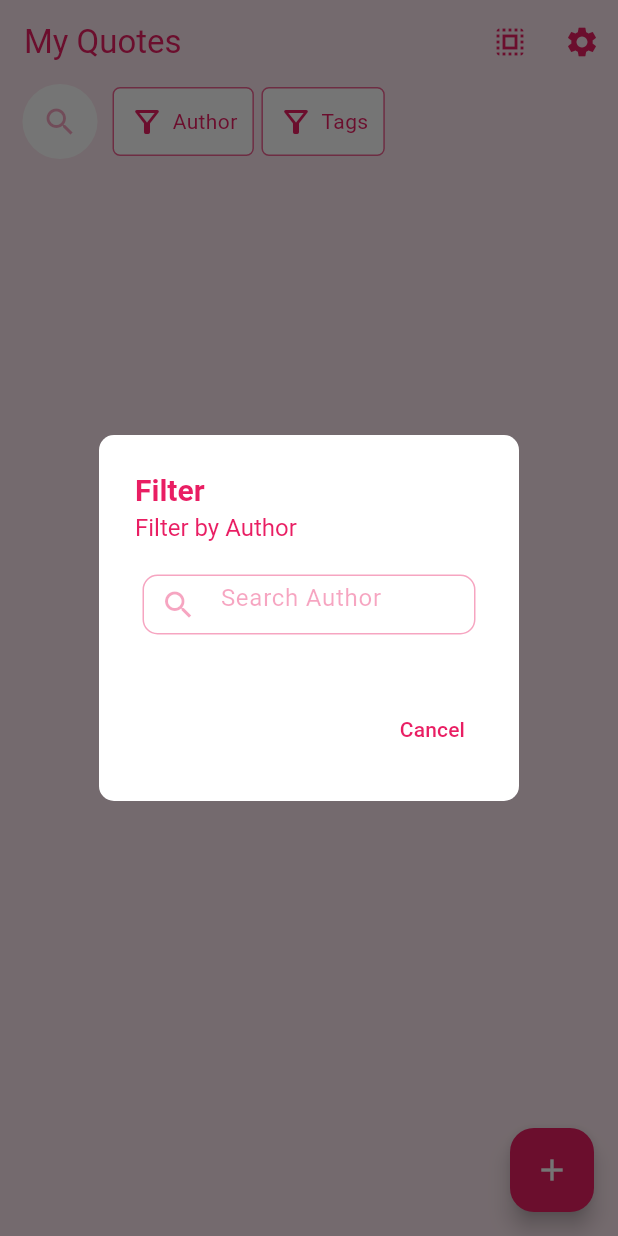
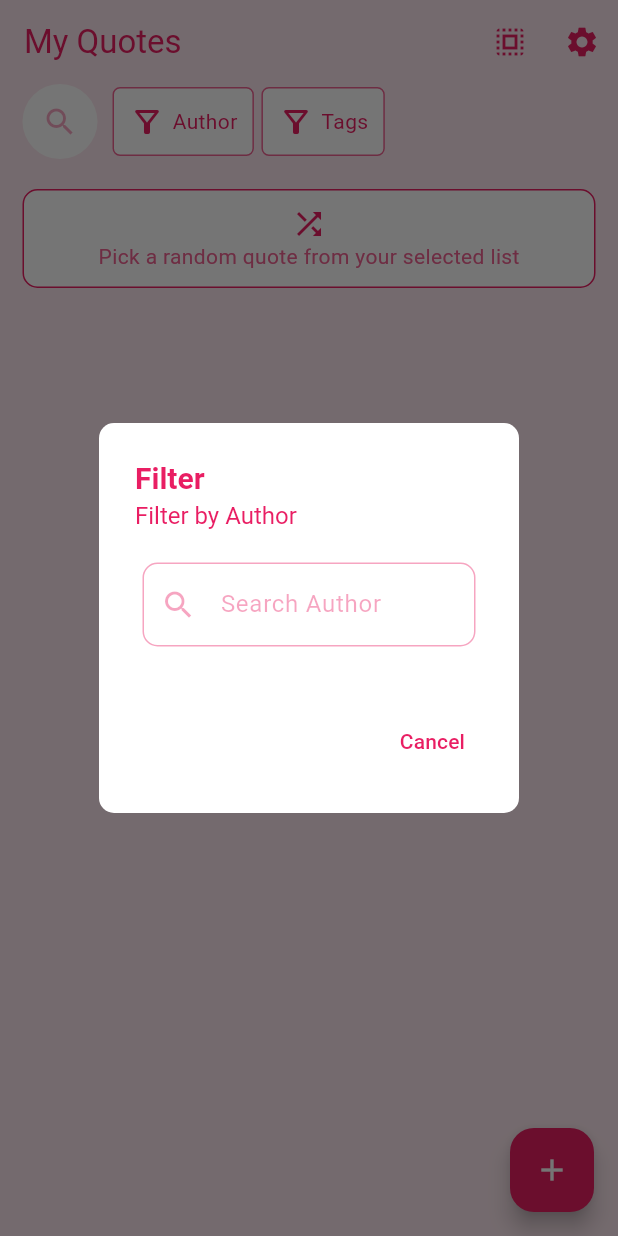
Before and after one commit to hazemxiii/home_quote, a Flutter app: the screen it shows after launch, after a tap on "Author", on a phone screen of 412 x 824 dp. Run offline on Flutter 3.47's test engine with Material 3 defaults, Android fonts, the phone set to English and light mode, and no system bars; our stand-ins replace file_picker, permission_handler, shared_preferences; missing offline and left inert: android_alarm_manager_plus, flex_color_picker, fuzzywuzzy, home_widget.

Commit message:
picked_quote_ui

```diff
--- /dev/null
+++ b/lib/quotes_page/no_visible_btn.dart
@@ -0,0 +1,37 @@
+import 'package:flutter/material.dart';
+import 'package:home_quote/style_notifier.dart';
+import 'package:provider/provider.dart';
+
+class NoVisibleBtn extends StatelessWidget {
+  final VoidCallback onTap;
+  const NoVisibleBtn({super.key, required this.onTap});
+
+  @override
+  Widget build(BuildContext context) {
+    final styleNot = context.watch<StyleNotifier>();
+    return InkWell(
+      onTap: onTap,
+      child: Container(
+        padding: const EdgeInsets.all(10),
+        width: double.infinity,
+        decoration: BoxDecoration(
+            color: Colors.white,
+            borderRadius: BorderRadius.circular(10),
+            border: Border.all(color: styleNot.appColor)),
+        child: Column(
+          children: [
+            Icon(
+              Icons.shuffle,
+              color: styleNot.appColor,
+            ),
+            Text(
+              "Pick a random quote from your selected list",
+              style: TextStyle(
+                  color: Color.lerp(styleNot.appColor, Colors.white, 0.3)),
+            )
+          ],
+        ),
+      ),
+    );
+  }
+}
--- a/lib/quotes_page/quote_widget.dart
+++ b/lib/quotes_page/quote_widget.dart
@@ -15,6 +15,9 @@ class QuoteWidget extends StatefulWidget {
 }
 
 class _QuoteWidgetState extends State<QuoteWidget> {
+  QuotesNotifier get quotesNot => context.watch<QuotesNotifier>();
+  QuotesNotifier get quotesNotX => context.read<QuotesNotifier>();
+
   Future<bool?> _confirmDelete() async {
     return await showDialog(
         context: context,
@@ -44,8 +47,7 @@ class _QuoteWidgetState extends State<QuoteWidget> {
         clipBehavior: Clip.hardEdge,
         child: InkWell(
           onTap: () {
-            Provider.of<QuotesNotifier>(context, listen: false)
-                .selectQuote(widget.quote);
+            quotesNotX.selectQuote(widget.quote);
           },
           child: Container(
               width: double.infinity,
@@ -53,6 +55,14 @@ class _QuoteWidgetState extends State<QuoteWidget> {
               // margin: const EdgeInsets.symmetric(horizontal: 5, vertical: 2),
               alignment: Alignment.centerLeft,
               decoration: BoxDecoration(
+                // gradient: quotesNot.getVisible == widget.quote
+                //     ? RadialGradient(
+                //         colors: List.generate(
+                //             (10),
+                //             (i) => clrs.appColor
+                //                 .withValues(alpha: (i + 1) * 0.04)),
+                //         center: AlignmentGeometry.topRight)
+                //     : null,
                 boxShadow: [
                   BoxShadow(
                     color: clrs.appColor.withValues(alpha: 0.1),
@@ -62,7 +72,9 @@ class _QuoteWidgetState extends State<QuoteWidget> {
                   ),
                 ],
                 borderRadius: const BorderRadius.all(Radius.circular(10)),
-                color: Colors.white,
+                color: quotesNot.getVisible == widget.quote
+                    ? clrs.appColor.withValues(alpha: 0.2)
+                    : Colors.white,
               ),
               child: Column(
                 crossAxisAlignment: CrossAxisAlignment.start,
--- a/lib/quotes_page/quotes_page.dart
+++ b/lib/quotes_page/quotes_page.dart
@@ -1,5 +1,6 @@
 import 'dart:async';
 import 'package:flutter/material.dart';
+import 'package:home_quote/quotes_page/no_visible_btn.dart';
 import 'package:home_quote/style_notifier.dart';
 import 'package:home_quote/quotes_page/filter_btn.dart';
 import 'package:home_quote/quotes_page/filter_dialog.dart';
@@ -87,40 +88,6 @@ class _QuotesPageState extends State<QuotesPage> {
               padding: const EdgeInsets.symmetric(horizontal: 15),
               child: Column(
                 children: [
-                  // InkWell(
-                  //   onTap: () {
-                  //     Provider.of<QuotesNotifier>(context, listen: false)
-                  //         .changeVisible();
-                  //   },
-                  //   child: Consumer<QuotesNotifier>(
-                  //     builder: (context, qNotifier, child) {
-                  //       if (qNotifier.getVisible == null) {
-                  //         return Container(
-                  //           width: double.infinity,
-                  //           padding: const EdgeInsets.symmetric(vertical: 50),
-                  //           decoration: BoxDecoration(
-                  //               borderRadius: BorderRadius.circular(10),
-                  //               color: Colors.white),
-                  //           child: Column(
-                  //             children: [
-                  //               Icon(Icons.shuffle, color: clrs.appColor),
-                  //               Text("No Quote Selected",
-                  //                   style: TextStyle(color: clrs.appColor))
-                  //             ],
-                  //           ),
-                  //         );
-                  //       }
-                  //       return IgnorePointer(
-                  //         ignoring: true,
-                  //         child: QuoteWidget(
-                  //           isDisplay: true,
-                  //           quote: qNotifier.getVisible!,
-                  //         ),
-                  //       );
-                  //     },
-                  //   ),
-                  // ),
-                  // const SizedBox(height: 10),
                   Flex(
                     spacing: 10,
                     direction: _isScreenSmall ? Axis.vertical : Axis.horizontal,
@@ -203,6 +170,14 @@ class _QuotesPageState extends State<QuotesPage> {
                     ],
                   ),
                   const SizedBox(height: 20),
+                  if (quotesNot.getVisible == null) ...[
+                    NoVisibleBtn(
+                      onTap: quotesNotX.changeVisible,
+                    ),
+                    const SizedBox(
+                      height: 20,
+                    )
+                  ],
                   Expanded(
                       child: GridView.builder(
                           itemCount: quotesNot.filtered.length,
--- a/lib/quotes_page/search_widget.dart
+++ b/lib/quotes_page/search_widget.dart
@@ -44,7 +44,7 @@ class _SearchWidgetState extends State<SearchWidget> {
   Widget build(BuildContext context) {
     final c = context.watch<StyleNotifier>().appColor.withValues(alpha: 0.4);
     return AnimatedContainer(
-      height: 50,
+      height: widget.canBeHidden ? 50 : null,
       duration: const Duration(milliseconds: 200),
       constraints: widget.canBeHidden
           ? BoxConstraints(
```
